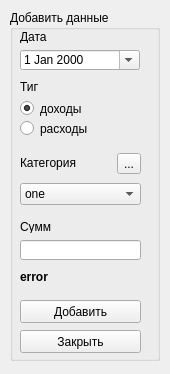
moevm/gui-1h2017-16, file form.ui: the form before one commit.
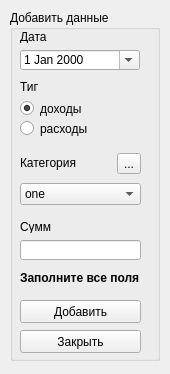
The form after the commit.

Patch:
```diff
--- a/form.ui
+++ b/form.ui
@@ -276,8 +276,8 @@
      <rect>
       <x>10</x>
       <y>260</y>
-      <width>47</width>
-      <height>13</height>
+      <width>131</width>
+      <height>16</height>
      </rect>
     </property>
     <property name="font">
@@ -287,7 +287,7 @@
      </font>
     </property>
     <property name="text">
-     <string>error</string>
+     <string>Заполните все поля</string>
     </property>
    </widget>
    <widget class="QPushButton" name="pushButton">
```
